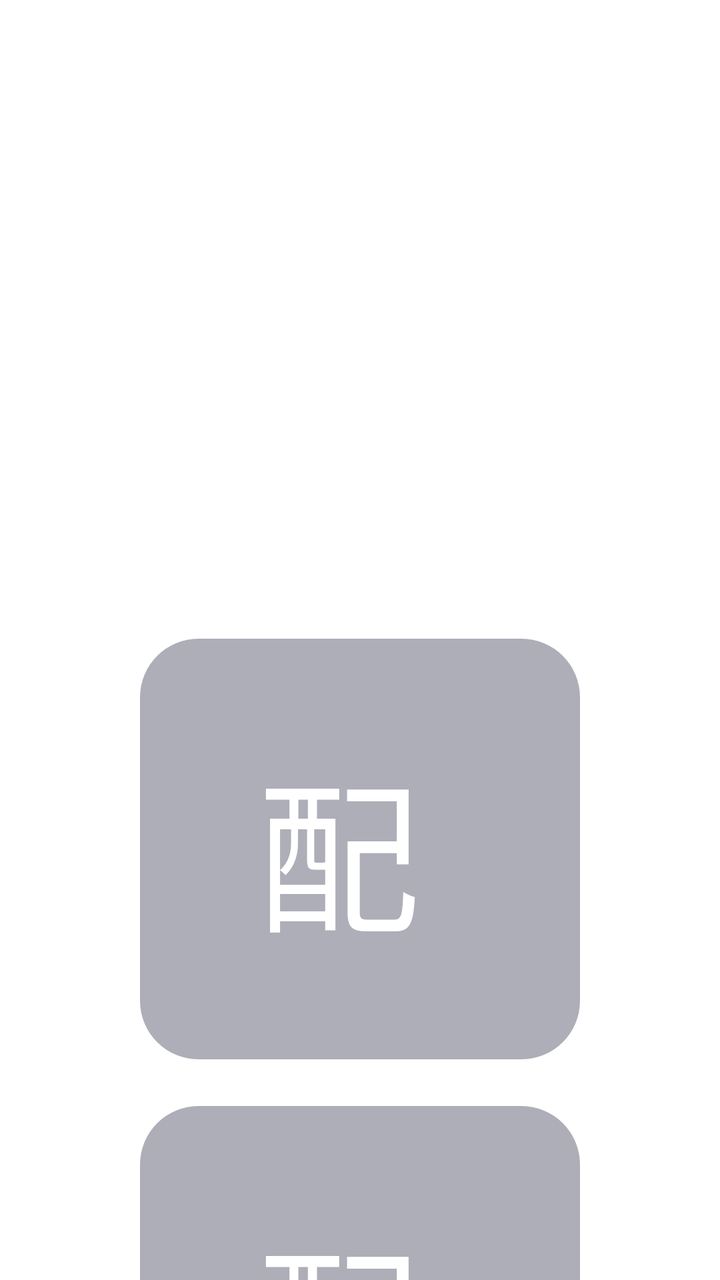
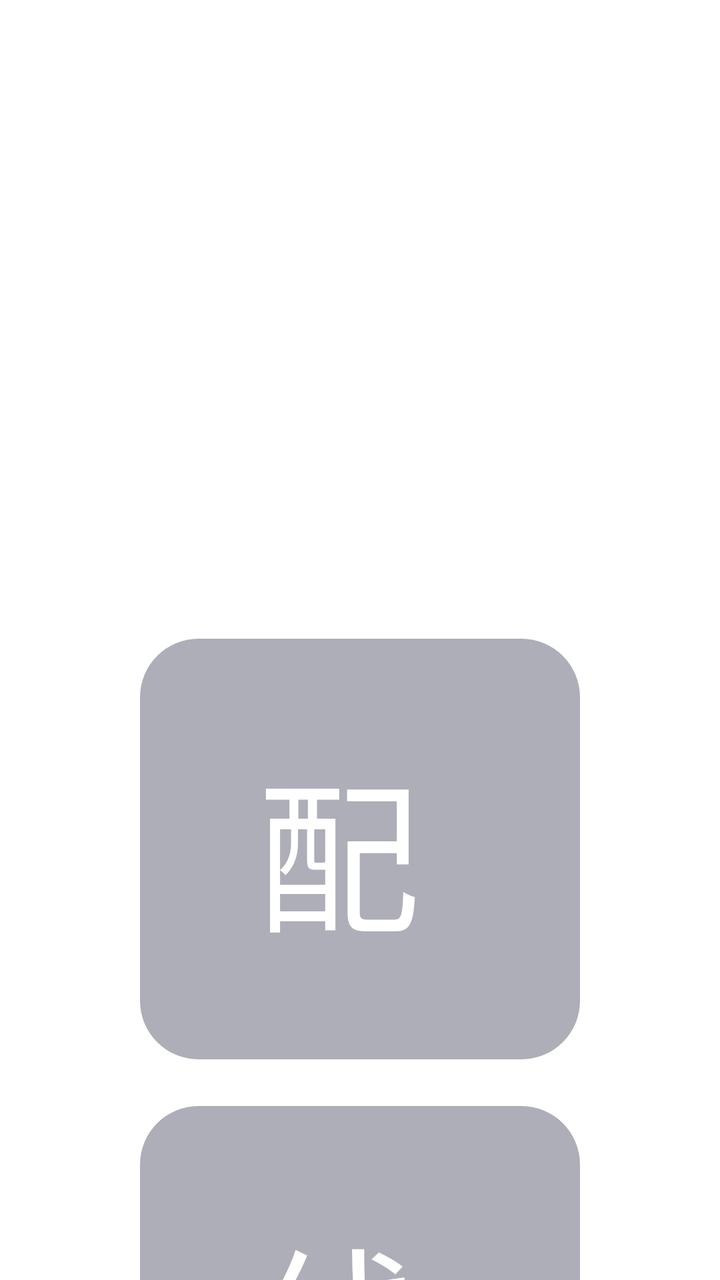

Compare the two renders of this Android layout. The source of the first and the diff that turns it into the second are given below.
<!-- AndroidManifest.xml: application theme AppTheme.NoActionBar -->
<!-- res/layout/fragment_model.xml -->
<?xml version="1.0" encoding="utf-8"?>
<FrameLayout xmlns:android="http://schemas.android.com/apk/res/android"
    android:layout_width="match_parent"
    android:layout_height="match_parent"
    android:paddingLeft="@dimen/vs_12"
    android:paddingRight="@dimen/vs_12">

    <ScrollView
        android:layout_width="match_parent"
        android:layout_height="match_parent"
        android:scrollbars="none">

        <LinearLayout
            android:layout_width="match_parent"
            android:layout_height="wrap_content"
            android:orientation="vertical"
            android:paddingTop="@dimen/vs_10"
            android:paddingBottom="@dimen/vs_20">

            
            <TextView
                style="@style/setting_section_title"
                android:text="数据源" />

            <LinearLayout
                android:id="@+id/llDebug"
                style="@style/setting_row"
                android:visibility="gone">

                <TextView
                    style="@style/setting_row_label"
                    android:text="调试模式" />

                <TextView
                    android:id="@+id/tvDebugOpen"
                    style="@style/setting_row_value" />

                <TextView
                    style="@style/setting_row_arrow"
                    android:text=">" />
            </LinearLayout>

            <LinearLayout
                android:id="@+id/llApi"
                style="@style/setting_row">

                <TextView
                    style="@style/setting_row_label"
                    android:text="配置地址" />

                <TextView
                    android:id="@+id/tvApi"
                    style="@style/setting_row_value"
                    android:ellipsize="middle" />

                <TextView
                    style="@style/setting_row_arrow"
                    android:text=">" />
            </LinearLayout>

            <LinearLayout
                android:id="@+id/llApiHistory"
                style="@style/setting_row">

                <TextView
                    style="@style/setting_row_label"
                    android:text="配置历史" />

                <TextView
                    android:id="@+id/tvMediaCodec1"
                    style="@style/setting_row_value" />

                <TextView
                    style="@style/setting_row_arrow"
                    android:text=">" />
            </LinearLayout>

            <LinearLayout
                android:id="@+id/llLiveSource"
                style="@style/setting_row">

                <TextView
                    style="@style/setting_row_label"
                    android:text="直播地址" />

                <TextView
                    android:id="@+id/tvLiveApi"
                    style="@style/setting_row_value"
                    android:ellipsize="middle" />

                <TextView
                    style="@style/setting_row_arrow"
                    android:text=">" />
            </LinearLayout>

            <LinearLayout
                android:id="@+id/llApiLine"
                style="@style/setting_row"
                android:visibility="gone">

                <TextView
                    style="@style/setting_row_label"
                    android:text="线路选择" />

                <TextView
                    android:id="@+id/tvApiLine"
                    style="@style/setting_row_value"
                    android:ellipsize="middle" />

                <TextView
                    style="@style/setting_row_arrow"
                    android:text=">" />
            </LinearLayout>

            <LinearLayout
                android:id="@+id/llHomeApi"
                style="@style/setting_row">

                <TextView
                    style="@style/setting_row_label"
                    android:text="首页站源" />

                <TextView
                    android:id="@+id/tvHomeApi"
                    style="@style/setting_row_value" />

                <TextView
                    style="@style/setting_row_arrow"
                    android:text=">" />
            </LinearLayout>

            
            <TextView
                style="@style/setting_section_title"
                android:text="首页" />

            <LinearLayout
                android:id="@+id/llHomeRec"
                style="@style/setting_row">

                <TextView
                    style="@style/setting_row_label"
                    android:text="首页推荐" />

                <TextView
                    android:id="@+id/tvHomeRec"
                    style="@style/setting_row_value" />

                <TextView
                    style="@style/setting_row_arrow"
                    android:text=">" />
            </LinearLayout>

            <LinearLayout
                android:id="@+id/llHomeRecStyle"
                style="@style/setting_row">

                <TextView
                    style="@style/setting_row_label"
                    android:text="首页多行" />

                <TextView
                    android:id="@+id/showRecStyleText"
                    style="@style/setting_row_value" />

                <TextView
                    style="@style/setting_row_arrow"
                    android:text=">" />
            </LinearLayout>

            <LinearLayout
                android:id="@+id/tvHomeLive"
                style="@style/setting_row">

                <TextView
                    style="@style/setting_row_label"
                    android:text="下次进入" />

                <TextView
                    android:id="@+id/tvHomeText"
                    style="@style/setting_row_value" />

                <TextView
                    style="@style/setting_row_arrow"
                    android:text=">" />
            </LinearLayout>

            
            <TextView
                style="@style/setting_section_title"
                android:text="搜索" />

            <LinearLayout
                android:id="@+id/llSearchView"
                style="@style/setting_row">

                <TextView
                    style="@style/setting_row_label"
                    android:text="搜索展示" />

                <TextView
                    android:id="@+id/tvSearchView"
                    style="@style/setting_row_value" />

                <TextView
                    style="@style/setting_row_arrow"
                    android:text=">" />
            </LinearLayout>

            <LinearLayout
                android:id="@+id/showFastSearch"
                style="@style/setting_row">

                <TextView
                    style="@style/setting_row_label"
                    android:text="聚合搜索" />

                <TextView
                    android:id="@+id/showFastSearchText"
                    style="@style/setting_row_value" />

                <TextView
                    style="@style/setting_row_arrow"
                    android:text=">" />
            </LinearLayout>

            
            <TextView
                style="@style/setting_section_title"
                android:text="播放" />

            <LinearLayout
                android:id="@+id/llPlay"
                style="@style/setting_row">

                <TextView
                    style="@style/setting_row_label"
                    android:text="播放器" />

                <TextView
                    android:id="@+id/tvPlay"
                    style="@style/setting_row_value" />

                <TextView
                    style="@style/setting_row_arrow"
                    android:text=">" />
            </LinearLayout>

            <LinearLayout
                android:id="@+id/llMediaCodec"
                style="@style/setting_row">

                <TextView
                    style="@style/setting_row_label"
                    android:text="IJK解码方式" />

                <TextView
                    android:id="@+id/tvMediaCodec"
                    style="@style/setting_row_value" />

                <TextView
                    style="@style/setting_row_arrow"
                    android:text=">" />
            </LinearLayout>

            <LinearLayout
                android:id="@+id/llRender"
                style="@style/setting_row">

                <TextView
                    style="@style/setting_row_label"
                    android:text="渲染方式" />

                <TextView
                    android:id="@+id/tvRenderType"
                    style="@style/setting_row_value" />

                <TextView
                    style="@style/setting_row_arrow"
                    android:text=">" />
            </LinearLayout>

            <LinearLayout
                android:id="@+id/llScale"
                style="@style/setting_row">

                <TextView
                    style="@style/setting_row_label"
                    android:text="画面缩放" />

                <TextView
                    android:id="@+id/tvScaleType"
                    style="@style/setting_row_value" />

                <TextView
                    style="@style/setting_row_arrow"
                    android:text=">" />
            </LinearLayout>

            <LinearLayout
                android:id="@+id/autoSwitchLine"
                style="@style/setting_row">

                <TextView
                    style="@style/setting_row_label"
                    android:text="自动换线" />

                <TextView
                    android:id="@+id/autoSwitchLineText"
                    style="@style/setting_row_value" />

                <TextView
                    style="@style/setting_row_arrow"
                    android:text=">" />
            </LinearLayout>

            <LinearLayout
                android:id="@+id/showPreview"
                style="@style/setting_row">

                <TextView
                    style="@style/setting_row_label"
                    android:text="窗口预览" />

                <TextView
                    android:id="@+id/showPreviewText"
                    style="@style/setting_row_value" />

                <TextView
                    style="@style/setting_row_arrow"
                    android:text=">" />
            </LinearLayout>

            <LinearLayout
                android:id="@+id/llIjkCachePlay"
                style="@style/setting_row">

                <TextView
                    style="@style/setting_row_label"
                    android:text="IJK缓存" />

                <TextView
                    android:id="@+id/tvIjkCachePlay"
                    style="@style/setting_row_value" />

                <TextView
                    style="@style/setting_row_arrow"
                    android:text=">" />
            </LinearLayout>

            <LinearLayout
                android:id="@+id/llKeepScreenOn"
                style="@style/setting_row">

                <TextView
                    style="@style/setting_row_label"
                    android:text="播放时保持亮屏" />

                <TextView
                    android:id="@+id/tvKeepScreenOn"
                    style="@style/setting_row_value" />

                <TextView
                    style="@style/setting_row_arrow"
                    android:text=">" />
            </LinearLayout>

            <LinearLayout
                android:id="@+id/m3u8Ad"
                style="@style/setting_row">

                <TextView
                    style="@style/setting_row_label"
                    android:text="去广告" />

                <TextView
                    android:id="@+id/m3u8AdText"
                    style="@style/setting_row_value" />

                <TextView
                    style="@style/setting_row_arrow"
                    android:text=">" />
            </LinearLayout>

            
            <TextView
                style="@style/setting_section_title"
                android:text="弹幕" />

            <LinearLayout
                android:id="@+id/danmuOpen"
                style="@style/setting_row">

                <TextView
                    style="@style/setting_row_label"
                    android:text="弹幕" />

                <TextView
                    android:id="@+id/danmuOpenText"
                    style="@style/setting_row_value" />

                <TextView
                    style="@style/setting_row_arrow"
                    android:text=">" />
            </LinearLayout>

            <LinearLayout
                android:id="@+id/danmuApi"
                style="@style/setting_row">

                <TextView
                    style="@style/setting_row_label"
                    android:text="弹幕地址" />

                <TextView
                    android:id="@+id/danmuApiText"
                    style="@style/setting_row_value" />

                <TextView
                    style="@style/setting_row_arrow"
                    android:text=">" />
            </LinearLayout>

            
            <TextView
                style="@style/setting_section_title"
                android:text="其他" />

            <LinearLayout
                android:id="@+id/llDns"
                style="@style/setting_row">

                <TextView
                    style="@style/setting_row_label"
                    android:text="安全DNS" />

                <TextView
                    android:id="@+id/tvDns"
                    style="@style/setting_row_value" />

                <TextView
                    style="@style/setting_row_arrow"
                    android:text=">" />
            </LinearLayout>

            <LinearLayout
                android:id="@+id/llParseWebVew"
                style="@style/setting_row">

                <TextView
                    style="@style/setting_row_label"
                    android:text="嗅探Webview" />

                <TextView
                    android:id="@+id/tvParseWebView"
                    style="@style/setting_row_value" />

                <TextView
                    style="@style/setting_row_arrow"
                    android:text=">" />
            </LinearLayout>

            <LinearLayout
                android:id="@+id/llHistoryMerge"
                style="@style/setting_row">

                <TextView
                    style="@style/setting_row_label"
                    android:text="历史合并" />

                <TextView
                    android:id="@+id/tvHistoryMerge"
                    style="@style/setting_row_value" />

                <TextView
                    style="@style/setting_row_arrow"
                    android:text=">" />
            </LinearLayout>

            <LinearLayout
                android:id="@+id/llHistoryNum"
                style="@style/setting_row">

                <TextView
                    style="@style/setting_row_label"
                    android:text="历史记录" />

                <TextView
                    android:id="@+id/tvHistoryNum"
                    style="@style/setting_row_value" />

                <TextView
                    style="@style/setting_row_arrow"
                    android:text=">" />
            </LinearLayout>

            <LinearLayout
                android:id="@+id/llWp"
                style="@style/setting_row">

                <TextView
                    style="@style/setting_row_label"
                    android:text="换张壁纸" />

                <Space
                    android:layout_width="0dp"
                    android:layout_height="1dp"
                    android:layout_weight="1" />

                <TextView
                    style="@style/setting_row_arrow"
                    android:text=">" />
            </LinearLayout>

            <LinearLayout
                android:id="@+id/llWpRecovery"
                style="@style/setting_row">

                <TextView
                    style="@style/setting_row_label"
                    android:text="重置壁纸" />

                <Space
                    android:layout_width="0dp"
                    android:layout_height="1dp"
                    android:layout_weight="1" />

                <TextView
                    style="@style/setting_row_arrow"
                    android:text=">" />
            </LinearLayout>

            <LinearLayout
                android:id="@+id/llClearCache"
                style="@style/setting_row">

                <TextView
                    style="@style/setting_row_label"
                    android:text="清空缓存" />

                <Space
                    android:layout_width="0dp"
                    android:layout_height="1dp"
                    android:layout_weight="1" />

                <TextView
                    style="@style/setting_row_arrow"
                    android:text=">" />
            </LinearLayout>

            <LinearLayout
                android:id="@+id/llBackup"
                style="@style/setting_row">

                <TextView
                    style="@style/setting_row_label"
                    android:text="数据备份" />

                <Space
                    android:layout_width="0dp"
                    android:layout_height="1dp"
                    android:layout_weight="1" />

                <TextView
                    style="@style/setting_row_arrow"
                    android:text=">" />
            </LinearLayout>

            <LinearLayout
                android:id="@+id/llAbout"
                style="@style/setting_row">

                <TextView
                    style="@style/setting_row_label"
                    android:text="关于" />

                <Space
                    android:layout_width="0dp"
                    android:layout_height="1dp"
                    android:layout_weight="1" />

                <TextView
                    style="@style/setting_row_arrow"
                    android:text=">" />
            </LinearLayout>
        </LinearLayout>
    </ScrollView>
</FrameLayout>
<!-- resources referenced by this layout -->
<resources>
  <dimen name="vs_10">10mm</dimen>
  <dimen name="vs_12">12mm</dimen>
  <dimen name="vs_20">20mm</dimen>
  <style name="setting_row">
          <item name="android:layout_width">match_parent</item>
          <item name="android:layout_height">@dimen/vs_36</item>
          <item name="android:layout_marginBottom">@dimen/vs_4</item>
          <item name="android:orientation">horizontal</item>
          <item name="android:gravity">center_vertical</item>
          <item name="android:paddingLeft">@dimen/vs_10</item>
          <item name="android:paddingRight">@dimen/vs_8</item>
          <item name="android:background">@drawable/shape_setting_model_focus</item>
          <item name="android:focusable">true</item>
          <item name="android:clickable">true</item>
      </style>
  <style name="setting_row_arrow">
          <item name="android:layout_width">wrap_content</item>
          <item name="android:layout_height">wrap_content</item>
          <item name="android:layout_marginStart">@dimen/vs_4</item>
          <item name="android:textSize">@dimen/ts_16</item>
          <item name="android:textColor">@color/color_CCFFFFFF</item>
      </style>
  <style name="setting_row_label">
          <item name="android:layout_width">wrap_content</item>
          <item name="android:layout_height">wrap_content</item>
          <item name="android:textSize">@dimen/ts_20</item>
          <item name="android:textColor">@color/color_FFFFFF</item>
          <item name="android:maxLines">1</item>
      </style>
  <style name="setting_row_value">
          <item name="android:layout_width">0dp</item>
          <item name="android:layout_height">wrap_content</item>
          <item name="android:layout_weight">1</item>
          <item name="android:layout_marginStart">@dimen/vs_8</item>
          <item name="android:gravity">end|center_vertical</item>
          <item name="android:textSize">@dimen/ts_14</item>
          <item name="android:textColor">@color/color_CCFFFFFF</item>
          <item name="android:maxLines">1</item>
          <item name="android:ellipsize">end</item>
      </style>
  <style name="setting_section_title">
          <item name="android:layout_width">match_parent</item>
          <item name="android:layout_height">wrap_content</item>
          <item name="android:textSize">@dimen/ts_16</item>
          <item name="android:textColor">#80FFFFFF</item>
          <item name="android:paddingLeft">@dimen/vs_5</item>
          <item name="android:paddingTop">@dimen/vs_8</item>
          <item name="android:paddingBottom">@dimen/vs_2</item>
      </style>
  <dimen name="vs_36">36mm</dimen>
  <dimen name="vs_4">4mm</dimen>
  <dimen name="vs_8">8mm</dimen>
  <dimen name="ts_16">12mm</dimen>
  <color name="color_CCFFFFFF">#BBFFFFFF</color>
  <dimen name="ts_20">14mm</dimen>
  <color name="color_FFFFFF">#ffffffff</color>
  <dimen name="ts_14">12mm</dimen>
  <dimen name="vs_5">5mm</dimen>
  <dimen name="vs_2">2mm</dimen>
  <style name="AppTheme" parent="Theme.AppCompat.Light.DarkActionBar">
          
          <item name="colorPrimary">@color/color_6200EE</item>
          <item name="colorPrimaryDark">@color/color_3700B3</item>
          <item name="colorAccent">@color/color_03DAC5</item>
      </style>
  <color name="color_6632364E">#6632364E</color>
  <color name="color_6200EE">#6200EE</color>
  <color name="color_3700B3">#3700B3</color>
  <color name="color_03DAC5">#03DAC5</color>
  <!-- unchanged entries left out for length: 2 -->
</resources>

<!-- the commit's change to res/layout/fragment_model.xml (unified diff, before → after) -->
@@ -64,7 +64,7 @@
 
                 <TextView
                     style="@style/setting_row_label"
-                    android:text="配置历史" />
+                    android:text="线路切换" />
 
                 <TextView
                     android:id="@+id/tvMediaCodec1"
